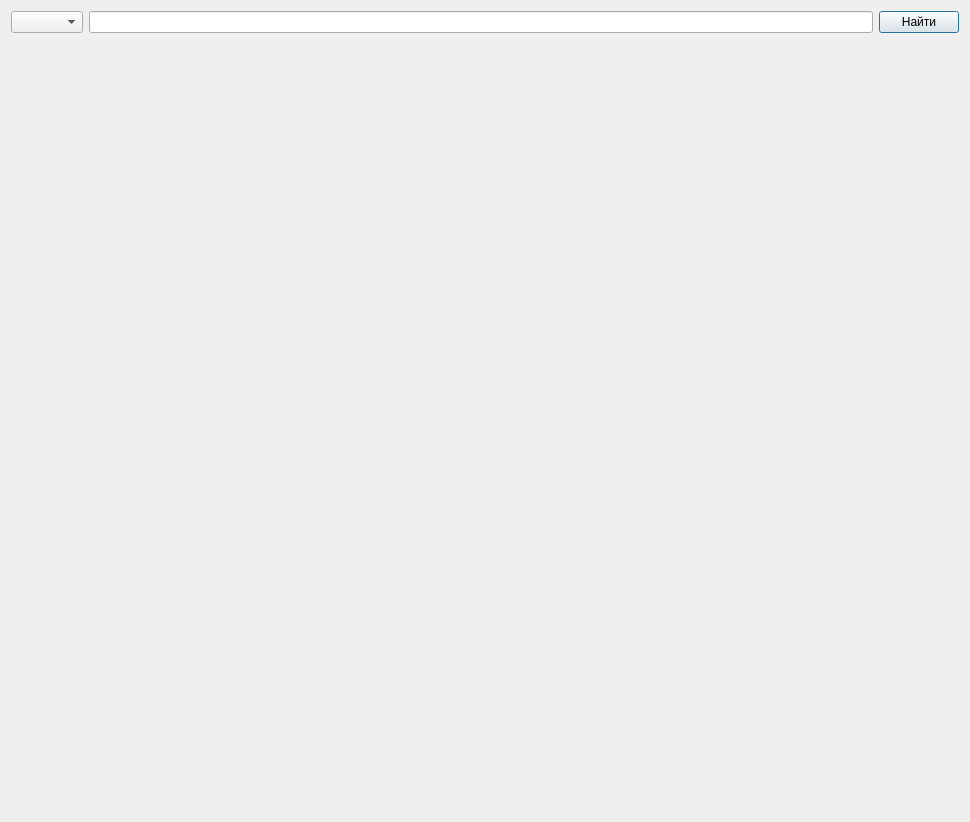
Markoutte/department-eltech, file department/gui/mainwindow.ui: the form before one commit.
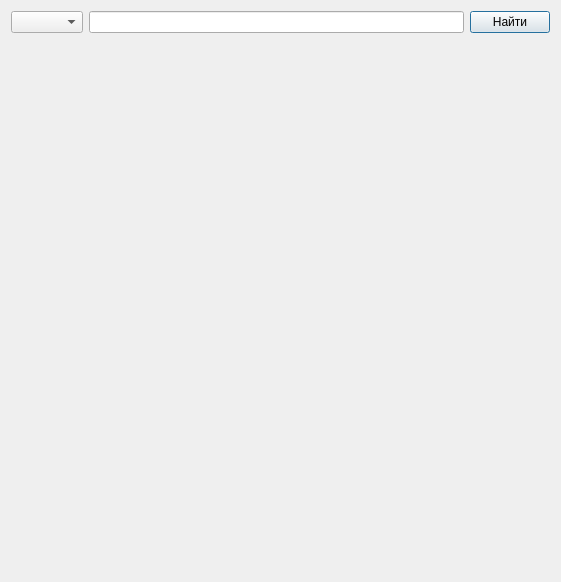
The form after the commit.

Diff of the .ui file:
```diff
--- a/department/gui/mainwindow.ui
+++ b/department/gui/mainwindow.ui
@@ -6,8 +6,8 @@
    <rect>
     <x>0</x>
     <y>0</y>
-    <width>970</width>
-    <height>822</height>
+    <width>561</width>
+    <height>582</height>
    </rect>
   </property>
   <property name="windowTitle">
```
